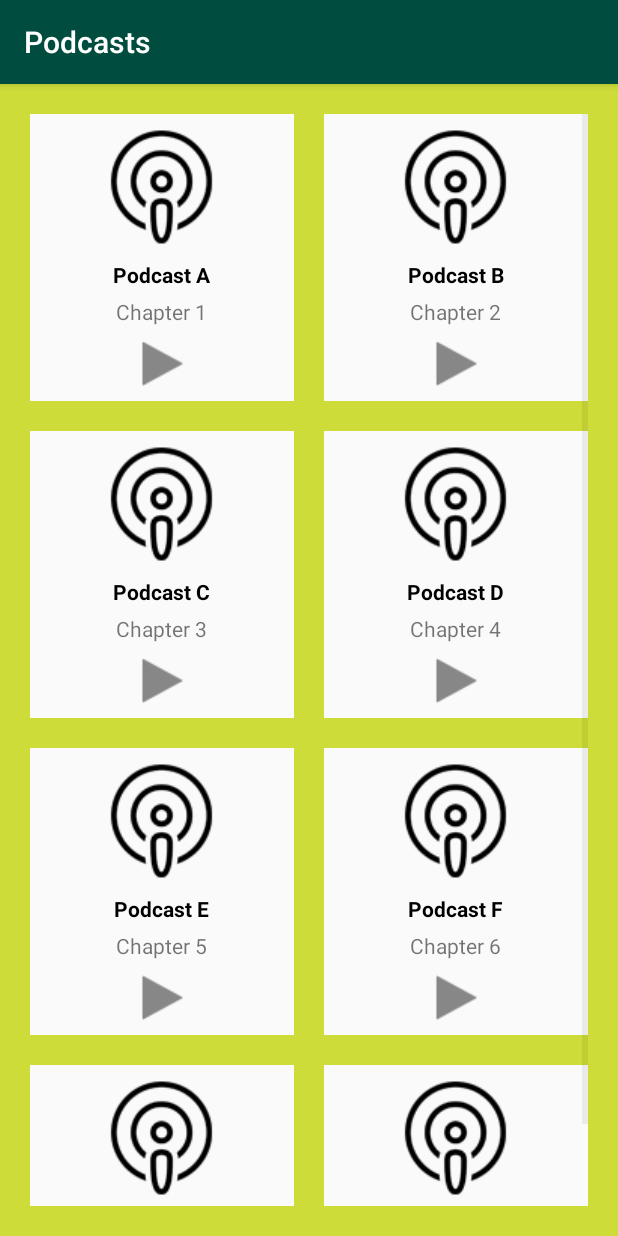
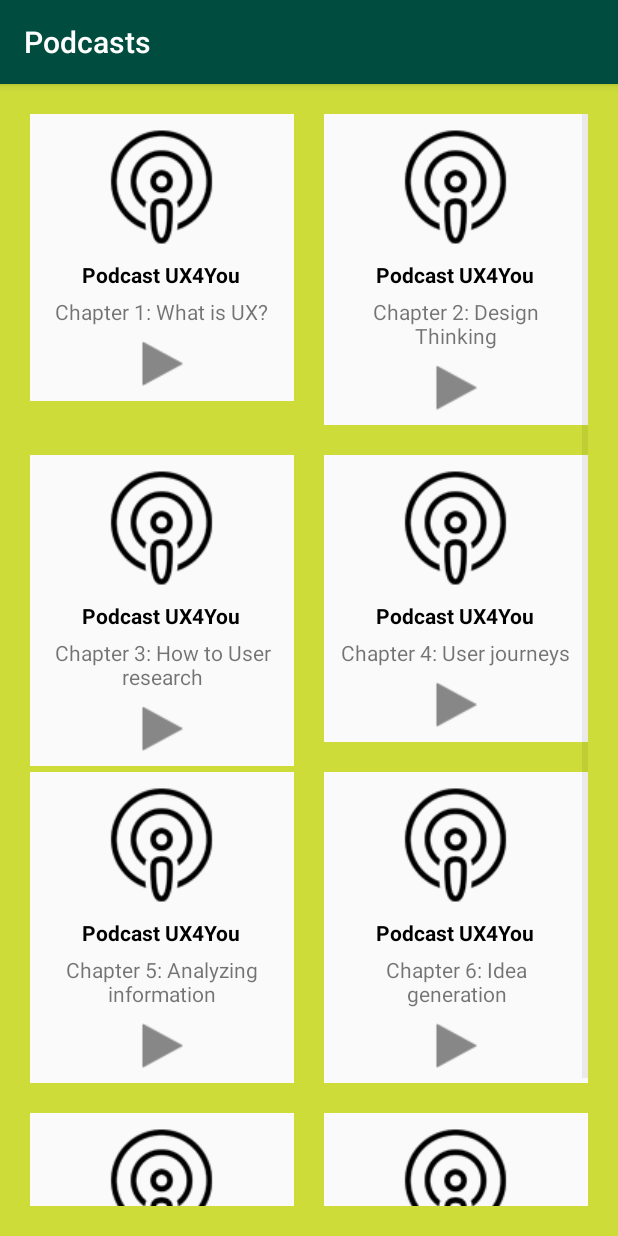
Before and after one commit to marielexoteria/LimeMusicPlayer, an Android app: the PodcastsActivity screen opened directly, with no data from a screen before it, on a phone screen of 412 x 824 dp. Run offline under Robolectric (Android 15) with nearby library versions, the phone set to English and light mode, and no system bars.

Commit message:
Finishing touches: adding real data to the ArrayLists

```diff
--- a/app/src/main/java/com/example/android/mymusicplayer/PodcastsActivity.java
+++ b/app/src/main/java/com/example/android/mymusicplayer/PodcastsActivity.java
@@ -23,14 +23,14 @@ public class PodcastsActivity extends AppCompatActivity {
          * @param artistOrAuthor    The person(s) recording the podcast, for ex. UXPodcast
          * @param title             The chapter of the podcast, for ex. #180 Mobile frustrations with Lina Hansson
          */
-        podcastFiles.add(new SoundFile(R.drawable.podcasts_icon, "Podcast A", "Chapter 1", R.drawable.podcasts_image_now_playing));
-        podcastFiles.add(new SoundFile(R.drawable.podcasts_icon, "Podcast B", "Chapter 2", R.drawable.podcasts_image_now_playing));
-        podcastFiles.add(new SoundFile(R.drawable.podcasts_icon, "Podcast C", "Chapter 3", R.drawable.podcasts_image_now_playing));
-        podcastFiles.add(new SoundFile(R.drawable.podcasts_icon, "Podcast D", "Chapter 4", R.drawable.podcasts_image_now_playing));
-        podcastFiles.add(new SoundFile(R.drawable.podcasts_icon, "Podcast E", "Chapter 5", R.drawable.podcasts_image_now_playing));
-        podcastFiles.add(new SoundFile(R.drawable.podcasts_icon, "Podcast F", "Chapter 6", R.drawable.podcasts_image_now_playing));
-        podcastFiles.add(new SoundFile(R.drawable.podcasts_icon, "Podcast G", "Chapter 7", R.drawable.podcasts_image_now_playing));
-        podcastFiles.add(new SoundFile(R.drawable.podcasts_icon, "Podcast H", "Chapter 8", R.drawable.podcasts_image_now_playing));
+        podcastFiles.add(new SoundFile(R.drawable.podcasts_icon, "Podcast UX4You", "Chapter 1: What is UX?", R.drawable.podcasts_image_now_playing));
+        podcastFiles.add(new SoundFile(R.drawable.podcasts_icon, "Podcast UX4You", "Chapter 2: Design Thinking", R.drawable.podcasts_image_now_playing));
+        podcastFiles.add(new SoundFile(R.drawable.podcasts_icon, "Podcast UX4You", "Chapter 3: How to User research", R.drawable.podcasts_image_now_playing));
+        podcastFiles.add(new SoundFile(R.drawable.podcasts_icon, "Podcast UX4You", "Chapter 4: User journeys", R.drawable.podcasts_image_now_playing));
+        podcastFiles.add(new SoundFile(R.drawable.podcasts_icon, "Podcast UX4You", "Chapter 5: Analyzing information", R.drawable.podcasts_image_now_playing));
+        podcastFiles.add(new SoundFile(R.drawable.podcasts_icon, "Podcast UX4You", "Chapter 6: Idea generation", R.drawable.podcasts_image_now_playing));
+        podcastFiles.add(new SoundFile(R.drawable.podcasts_icon, "Podcast UX4You", "Chapter 7: Selling the value of UX", R.drawable.podcasts_image_now_playing));
+        podcastFiles.add(new SoundFile(R.drawable.podcasts_icon, "Podcast UX4You", "Chapter 8: Open forum", R.drawable.podcasts_image_now_playing));
 
         //Creating a GridView to display the tracks - child views and applying the background color
         SoundFileAdapter podcastItemsAdapter = new SoundFileAdapter(this, podcastFiles, R.color.background_color);
--- a/app/src/main/res/layout/list_item.xml
+++ b/app/src/main/res/layout/list_item.xml
@@ -29,7 +29,8 @@
         android:layout_height="wrap_content"
         android:id="@+id/list_title"
         android:paddingTop="@dimen/padding_between_title_artist"
-        tools:text="@string/list_item_title">
+        tools:text="@string/list_item_title"
+        android:gravity="center">
     </TextView>
 
     <ImageButton
--- a/app/src/main/res/values/strings.xml
+++ b/app/src/main/res/values/strings.xml
@@ -1,5 +1,5 @@
 <resources>
-    <string name="app_name">MyMusicPlayer</string>
+    <string name="app_name">LimeMusicPlayer</string>
 
     <!-- Titles to display when a user click on the views -->
     <string name="music_view">Music</string>
```
Also changed, not shown: app/src/main/java/com/example/android/mymusicplayer/AudiobooksActivity.java (+8 -8 lines), app/src/main/java/com/example/android/mymusicplayer/MusicActivity.java (+8 -8 lines).
